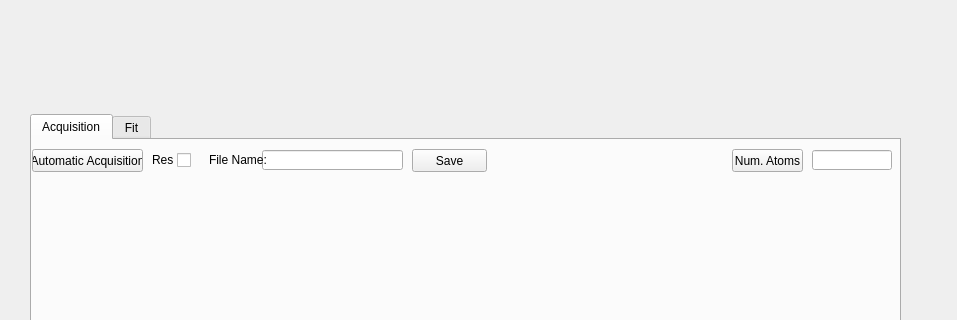
Old version of the form MOT_detuning_oscilloscope/plot_ui.ui in the repository Leonardo-Razzai/automatic_measures; both pictures show x 0 to 957 and y 256 to 576 of the 957 by 800 pixel window.
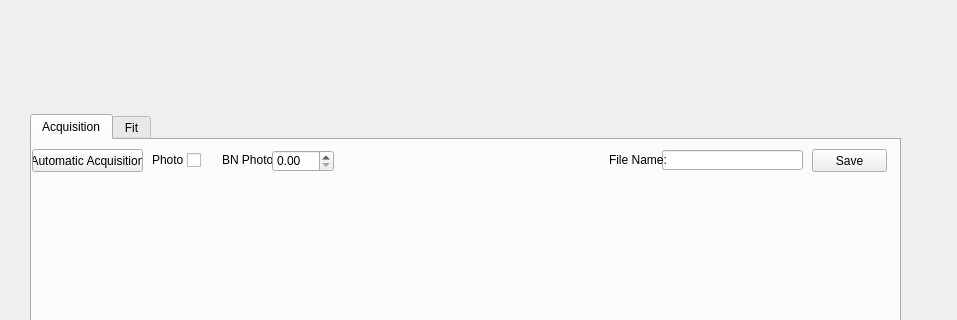
New version of the form. The open tabs and pages were chosen to show the change.

Commit message: upgrade mot ui to select detuning for photo

Diff of the .ui file:
```diff
--- a/MOT_detuning_oscilloscope/plot_ui.ui
+++ b/MOT_detuning_oscilloscope/plot_ui.ui
@@ -277,23 +277,10 @@
       </property>
       <layout class="QVBoxLayout" name="plot_auto"/>
      </widget>
-     <widget class="QPushButton" name="num_atoms_button">
-      <property name="geometry">
-       <rect>
-        <x>700</x>
-        <y>9</y>
-        <width>71</width>
-        <height>23</height>
-       </rect>
-      </property>
-      <property name="text">
-       <string>Num. Atoms</string>
-      </property>
-     </widget>
      <widget class="QLineEdit" name="file_name_auto_input">
       <property name="geometry">
        <rect>
-        <x>230</x>
+        <x>630</x>
         <y>10</y>
         <width>141</width>
         <height>20</height>
@@ -303,7 +290,7 @@
      <widget class="QPushButton" name="save_acquisition_button">
       <property name="geometry">
        <rect>
-        <x>380</x>
+        <x>780</x>
         <y>9</y>
         <width>75</width>
         <height>23</height>
@@ -313,16 +300,6 @@
        <string>Save</string>
       </property>
      </widget>
-     <widget class="QLineEdit" name="num_atoms_output_text">
-      <property name="geometry">
-       <rect>
-        <x>780</x>
-        <y>10</y>
-        <width>80</width>
-        <height>20</height>
-       </rect>
-      </property>
-     </widget>
      <widget class="QPushButton" name="auto_acquire_button">
       <property name="geometry">
        <rect>
@@ -341,12 +318,12 @@
        <rect>
         <x>120</x>
         <y>10</y>
-        <width>21</width>
+        <width>31</width>
         <height>20</height>
        </rect>
       </property>
       <property name="text">
-       <string>Res: </string>
+       <string>Photo:</string>
       </property>
      </widget>
      <widget class="QCheckBox" name="swipe_to_res_checkBox">
@@ -355,7 +332,7 @@
       </property>
       <property name="geometry">
        <rect>
-        <x>145</x>
+        <x>155</x>
         <y>12</y>
         <width>16</width>
         <height>17</height>
@@ -368,7 +345,7 @@
      <widget class="QLabel" name="label_4">
       <property name="geometry">
        <rect>
-        <x>177</x>
+        <x>577</x>
         <y>10</y>
         <width>61</width>
         <height>20</height>
@@ -378,6 +355,29 @@
        <string>File Name:</string>
       </property>
      </widget>
+     <widget class="QLabel" name="label_6">
+      <property name="geometry">
+       <rect>
+        <x>190</x>
+        <y>10</y>
+        <width>51</width>
+        <height>20</height>
+       </rect>
+      </property>
+      <property name="text">
+       <string>BN Photo:</string>
+      </property>
+     </widget>
+     <widget class="QDoubleSpinBox" name="freq_photo_box">
+      <property name="geometry">
+       <rect>
+        <x>240</x>
+        <y>10</y>
+        <width>62</width>
+        <height>22</height>
+       </rect>
+      </property>
+     </widget>
     </widget>
     <widget class="QWidget" name="tab_2">
      <attribute name="title">
```
Left out of the diff: 2 changed lines with no effect on the pictures. The commit also changes 4 other files.
